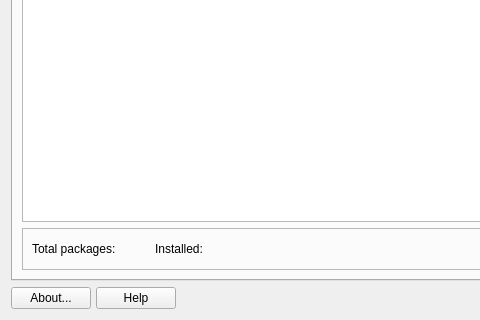
Old version of the form mainwindow.ui in the repository CachyOS/packageinstaller; both pictures show x 0 to 480 and y 208 to 528 of the 1031 by 528 pixel window.
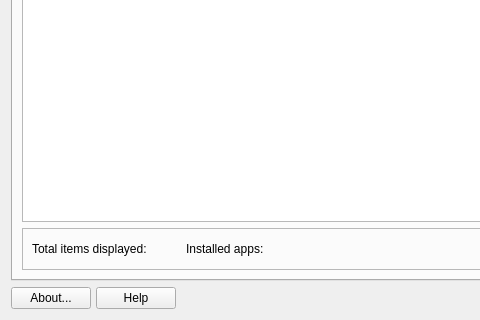
New version of the form. Icons and pictures are not drawn.

Commit message: change total number

What changed in the file:
```diff
--- a/mainwindow.ui
+++ b/mainwindow.ui
@@ -1298,7 +1298,7 @@
           <item row="2" column="0">
            <widget class="QLabel" name="labelTotalApps_4">
             <property name="text">
-             <string>Total packages:</string>
+             <string>Total items displayed:</string>
             </property>
            </widget>
           </item>
@@ -1312,7 +1312,7 @@
           <item row="2" column="3">
            <widget class="QLabel" name="labelInstalled_4">
             <property name="text">
-             <string>Installed:</string>
+             <string>Installed apps:</string>
             </property>
            </widget>
           </item>
```
The commit also changes 28 other files.
